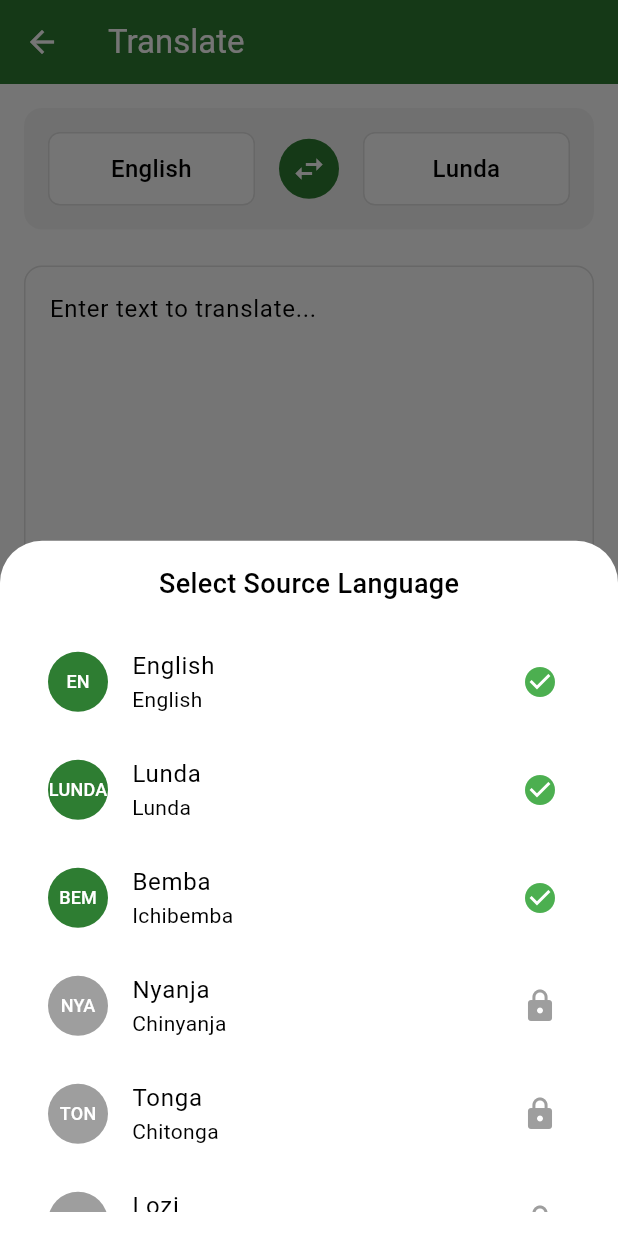
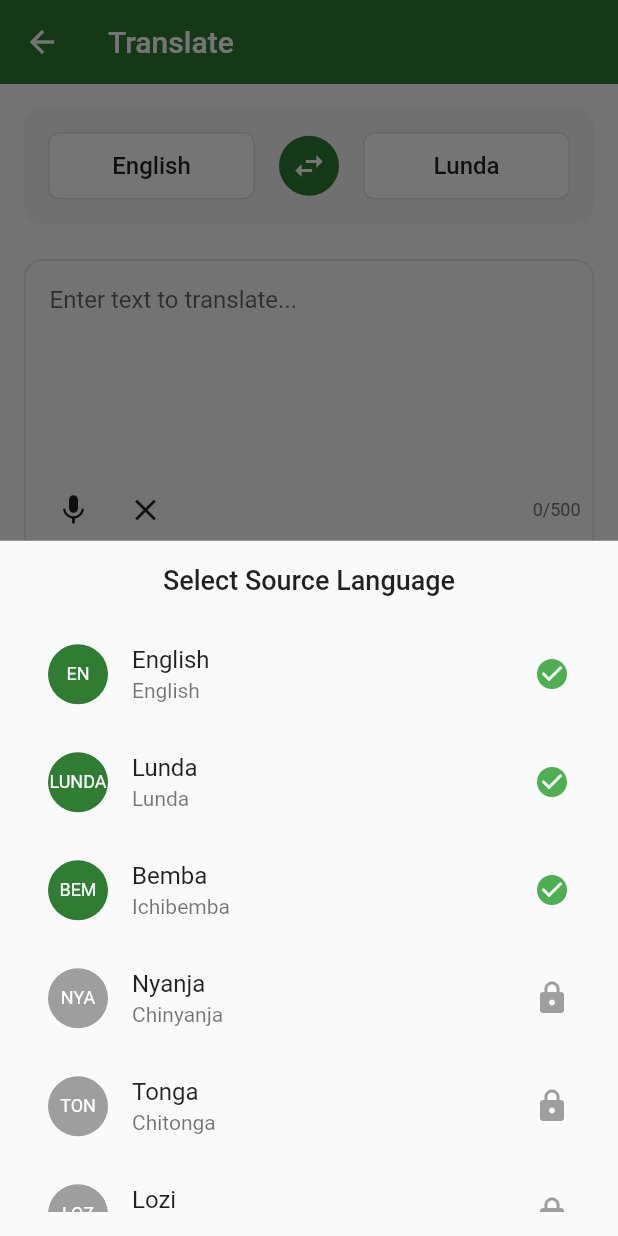
Before and after one commit to Mhongo31/Zam_transl8, a Flutter app: the TranslateScreen screen opened directly, after a tap on "English", on a phone screen of 412 x 824 dp. Run offline on Flutter 3.47's test engine with Material 3 defaults, Android fonts, the phone set to English and light mode, and no system bars; our stand-ins replace shared_preferences; accounts and stored records are empty.

Commit message:
Fix mobile issues: keyboard handling, green color, and text visibility

```diff
--- a/zam_trans_app/lib/screens/home/translate_screen.dart
+++ b/zam_trans_app/lib/screens/home/translate_screen.dart
@@ -105,10 +105,13 @@ class _TranslateScreenState extends State<TranslateScreen> {
       appBar: AppBar(
         title: const Text('Translate'),
         elevation: 0,
+        backgroundColor: Theme.of(context).primaryColor,
+        foregroundColor: Colors.white,
       ),
+      resizeToAvoidBottomInset: true,
       body: Consumer<TranslationProvider>(
         builder: (context, translationProvider, child) {
-          return Padding(
+          return SingleChildScrollView(
             padding: const EdgeInsets.all(16.0),
             child: Column(
               children: [
@@ -177,8 +180,8 @@ class _TranslateScreenState extends State<TranslateScreen> {
                   ),
                 ),
                 const SizedBox(height: 24),
-                Expanded(
-                  child: Container(
+                Container(
+                  height: 200,
                   decoration: BoxDecoration(
                     border: Border.all(color: Colors.grey[300]!),
                     borderRadius: BorderRadius.circular(12),
@@ -243,7 +246,6 @@ class _TranslateScreenState extends State<TranslateScreen> {
                     ],
                   ),
                 ),
-                ),
                 const SizedBox(height: 16),
                 SizedBox(
                   width: double.infinity,
@@ -266,8 +268,8 @@ class _TranslateScreenState extends State<TranslateScreen> {
                   ),
                 ),
                 const SizedBox(height: 16),
-                Expanded(
-                  child: Container(
+                Container(
+                  height: 200,
                   decoration: BoxDecoration(
                     border: Border.all(color: Colors.grey[300]!),
                     borderRadius: BorderRadius.circular(12),
@@ -326,7 +328,6 @@ class _TranslateScreenState extends State<TranslateScreen> {
                     ],
                   ),
                 ),
-                ),
               ],
             ),
           );
@@ -350,7 +351,7 @@ class LanguageSelector extends StatelessWidget {
   Widget build(BuildContext context) {
     return Container(
       padding: const EdgeInsets.all(16),
-      height: MediaQuery.of(context).size.height * 0.6, // Limit height to 60% of screen
+      height: MediaQuery.of(context).size.height * 0.6,
       child: Column(
         mainAxisSize: MainAxisSize.min,
         children: [
--- a/zam_trans_app/lib/utils/app_theme.dart
+++ b/zam_trans_app/lib/utils/app_theme.dart
@@ -8,16 +8,19 @@ class AppTheme {
   static ThemeData lightTheme = ThemeData(
     primarySwatch: Colors.green,
     primaryColor: primaryColor,
-    colorScheme: const ColorScheme.light(
+    useMaterial3: false,
+    colorScheme: ColorScheme.light(
       primary: primaryColor,
       secondary: secondaryColor,
       surface: Colors.white,
-      background: Color(0xFFF5F5F5),
+      onPrimary: Colors.white,
+      onSurface: Colors.black87,
     ),
     appBarTheme: const AppBarTheme(
       backgroundColor: primaryColor,
       foregroundColor: Colors.white,
       elevation: 0,
+      iconTheme: IconThemeData(color: Colors.white),
     ),
     elevatedButtonTheme: ElevatedButtonThemeData(
       style: ElevatedButton.styleFrom(
@@ -43,7 +46,6 @@ class AppTheme {
       primary: primaryColor,
       secondary: secondaryColor,
       surface: Color(0xFF1E1E1E),
-      background: Color(0xFF121212),
     ),
   );
 }
```
Also changed, not shown: 3 other files. Lines whose indentation alone changed are shown as unchanged.
